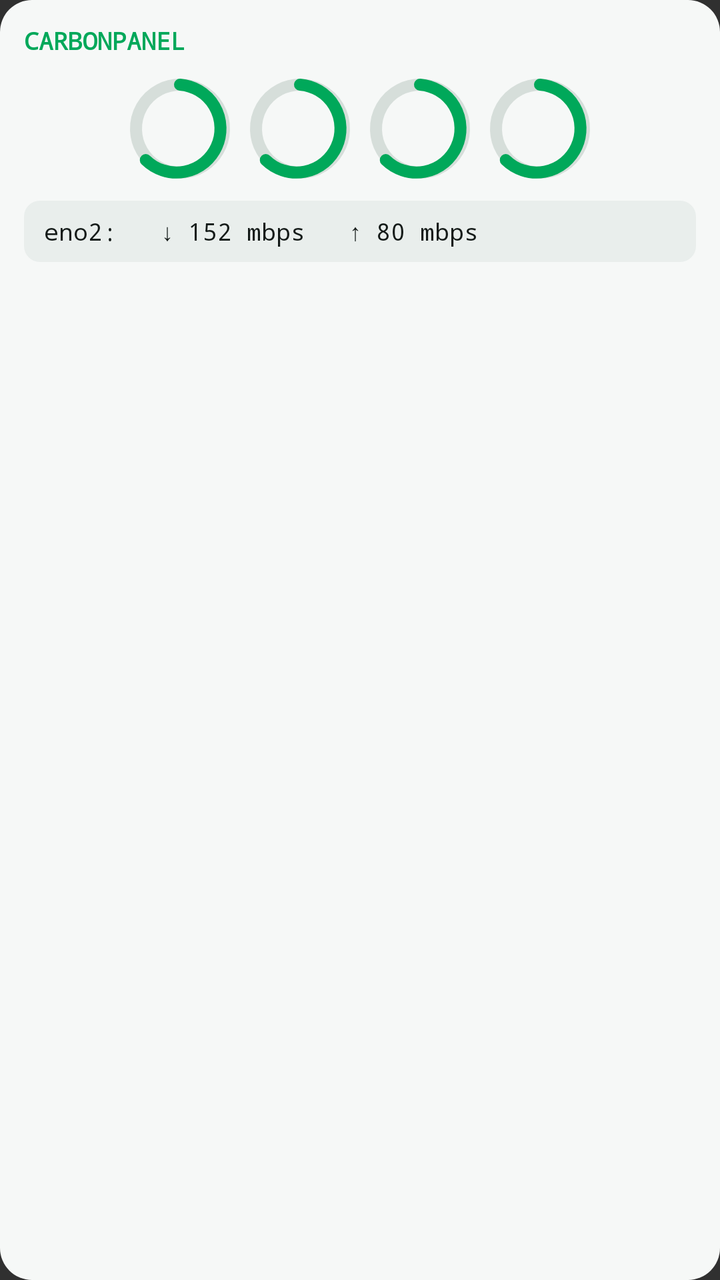
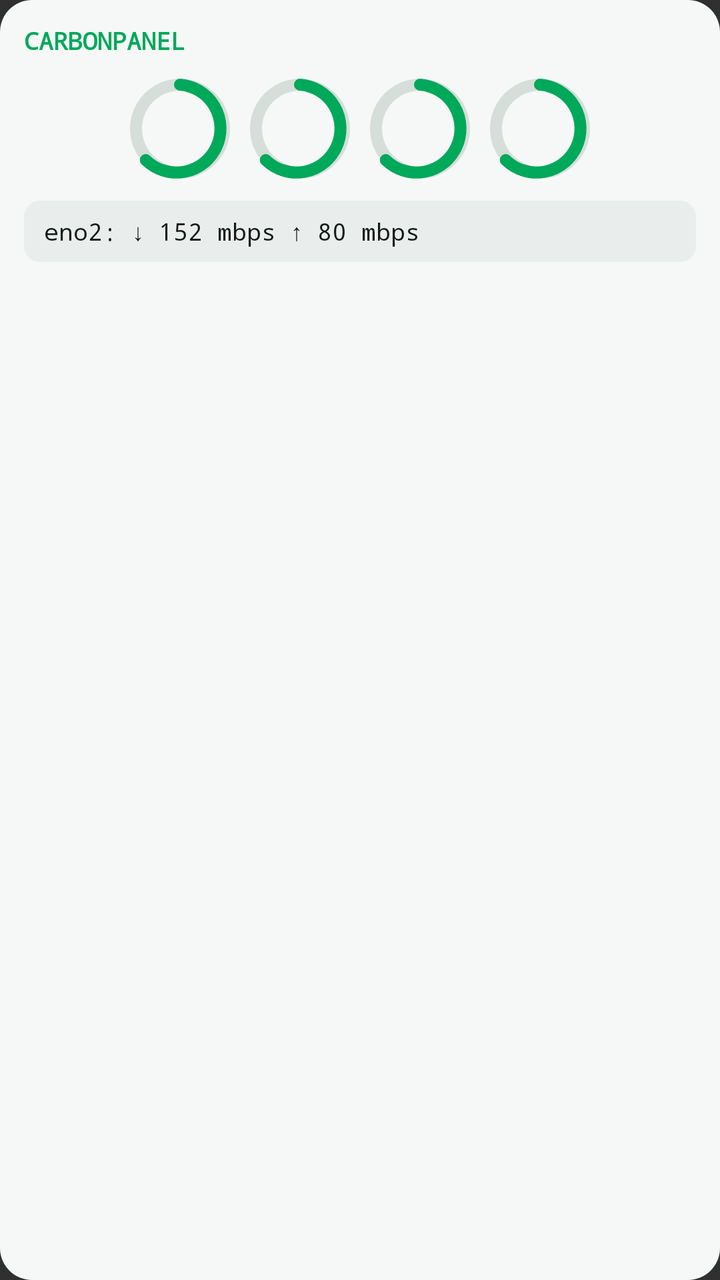

Before-and-after screenshots of an Android layout around one commit, followed by the original layout XML and the change that was made.
<!-- AndroidManifest.xml: application theme Theme.CarbonPanel -->
<!-- res/layout/widget_preview.xml -->
<?xml version="1.0" encoding="utf-8"?>
<LinearLayout xmlns:android="http://schemas.android.com/apk/res/android"
    android:layout_width="match_parent"
    android:layout_height="wrap_content"
    android:orientation="vertical"
    android:background="@drawable/widget_preview_bg"
    android:padding="12dp">

    <TextView
        android:layout_width="wrap_content"
        android:layout_height="wrap_content"
        android:text="CARBONPANEL"
        android:textColor="@color/widget_preview_accent"
        android:textSize="12sp"
        android:textStyle="bold"
        android:fontFamily="monospace" />

    <LinearLayout
        android:layout_width="match_parent"
        android:layout_height="wrap_content"
        android:orientation="horizontal"
        android:layout_marginTop="10dp"
        android:gravity="center">

        <ImageView
            android:layout_width="52dp"
            android:layout_height="52dp"
            android:layout_marginEnd="8dp"
            android:src="@drawable/widget_preview_ring"
            android:contentDescription="CPU" />

        <ImageView
            android:layout_width="52dp"
            android:layout_height="52dp"
            android:layout_marginEnd="8dp"
            android:src="@drawable/widget_preview_ring"
            android:contentDescription="RAM" />

        <ImageView
            android:layout_width="52dp"
            android:layout_height="52dp"
            android:layout_marginEnd="8dp"
            android:src="@drawable/widget_preview_ring"
            android:contentDescription="GPU" />

        <ImageView
            android:layout_width="52dp"
            android:layout_height="52dp"
            android:src="@drawable/widget_preview_ring"
            android:contentDescription="DISK" />
    </LinearLayout>

    <TextView
        android:layout_width="match_parent"
        android:layout_height="wrap_content"
        android:layout_marginTop="10dp"
        android:background="@drawable/widget_preview_row"
        android:paddingHorizontal="10dp"
        android:paddingVertical="7dp"
        android:text="eno2:   ↓ 152 mbps   ↑ 80 mbps"
        android:textColor="@color/widget_preview_fg"
        android:textSize="12sp"
        android:fontFamily="monospace" />
</LinearLayout>
<!-- resources referenced by this layout -->
<resources>
  <color name="widget_preview_accent">#00A85A</color>
  <color name="widget_preview_fg">#141A18</color>
  <!-- drawable widget_preview_bg (drawable) -->
  <?xml version="1.0" encoding="utf-8"?>
  <shape xmlns:android="http://schemas.android.com/apk/res/android"
      android:shape="rectangle">
      <solid android:color="@color/widget_preview_ground" />
      <corners android:radius="16dp" />
  </shape>
  <!-- drawable widget_preview_ring (drawable) -->
  <?xml version="1.0" encoding="utf-8"?>
  <vector xmlns:android="http://schemas.android.com/apk/res/android"
      android:width="52dp"
      android:height="52dp"
      android:viewportWidth="52"
      android:viewportHeight="52">
  
      
      <path
          android:strokeColor="@color/widget_preview_track"
          android:strokeWidth="6"
          android:fillColor="#00000000"
          android:pathData="M26,4 A22,22 0 1,1 25.99,4" />
  
      
      <path
          android:strokeColor="@color/widget_preview_accent"
          android:strokeWidth="6"
          android:strokeLineCap="round"
          android:fillColor="#00000000"
          android:pathData="M26,4 A22,22 0 1,1 8.9,41.7" />
  </vector>
  <!-- drawable widget_preview_row (drawable) -->
  <?xml version="1.0" encoding="utf-8"?>
  <shape xmlns:android="http://schemas.android.com/apk/res/android"
      android:shape="rectangle">
      <solid android:color="@color/widget_preview_card" />
      <corners android:radius="8dp" />
  </shape>
  <style name="Theme.CarbonPanel" parent="android:Theme.Material.NoActionBar">
          <item name="android:statusBarColor">#0a0e0d</item>
          <item name="android:navigationBarColor">#0a0e0d</item>
      </style>
  <color name="widget_preview_ground">#F6F8F7</color>
  <color name="widget_preview_track">#D6DEDA</color>
  <color name="widget_preview_card">#E9EEEC</color>
</resources>

<!-- the commit's change to res/layout/widget_preview.xml (unified diff, before → after) -->
@@ -9,7 +9,7 @@
     <TextView
         android:layout_width="wrap_content"
         android:layout_height="wrap_content"
-        android:text="CARBONPANEL"
+        android:text="@string/widget_preview_title"
         android:textColor="@color/widget_preview_accent"
         android:textSize="12sp"
         android:textStyle="bold"
@@ -27,27 +27,27 @@
             android:layout_height="52dp"
             android:layout_marginEnd="8dp"
             android:src="@drawable/widget_preview_ring"
-            android:contentDescription="CPU" />
+            android:contentDescription="@string/metric_cpu" />
 
         <ImageView
             android:layout_width="52dp"
             android:layout_height="52dp"
             android:layout_marginEnd="8dp"
             android:src="@drawable/widget_preview_ring"
-            android:contentDescription="RAM" />
+            android:contentDescription="@string/metric_ram" />
 
         <ImageView
             android:layout_width="52dp"
             android:layout_height="52dp"
             android:layout_marginEnd="8dp"
             android:src="@drawable/widget_preview_ring"
-            android:contentDescription="GPU" />
+            android:contentDescription="@string/metric_gpu" />
 
         <ImageView
             android:layout_width="52dp"
             android:layout_height="52dp"
             android:src="@drawable/widget_preview_ring"
-            android:contentDescription="DISK" />
+            android:contentDescription="@string/metric_disk" />
     </LinearLayout>
 
     <TextView
@@ -57,7 +57,7 @@
         android:background="@drawable/widget_preview_row"
         android:paddingHorizontal="10dp"
         android:paddingVertical="7dp"
-        android:text="eno2:   ↓ 152 mbps   ↑ 80 mbps"
+        android:text="@string/widget_preview_network"
         android:textColor="@color/widget_preview_fg"
         android:textSize="12sp"
         android:fontFamily="monospace" />
<!-- resource entries referenced after the edit -->
@@ -39,6 +39,12 @@
       <solid android:color="@color/widget_preview_card" />
       <corners android:radius="8dp" />
   </shape>
+  <string name="metric_cpu" translatable="false">CPU</string>
+  <string name="metric_disk">Disk</string>
+  <string name="metric_gpu" translatable="false">GPU</string>
+  <string name="metric_ram" translatable="false">RAM</string>
+  <string name="widget_preview_network" translatable="false">eno2:   ↓ 152 mbps   ↑ 80 mbps</string>
+  <string name="widget_preview_title" translatable="false">CARBONPANEL</string>
   <style name="Theme.CarbonPanel" parent="android:Theme.Material.NoActionBar">
           <item name="android:statusBarColor">#0a0e0d</item>
           <item name="android:navigationBarColor">#0a0e0d</item>
